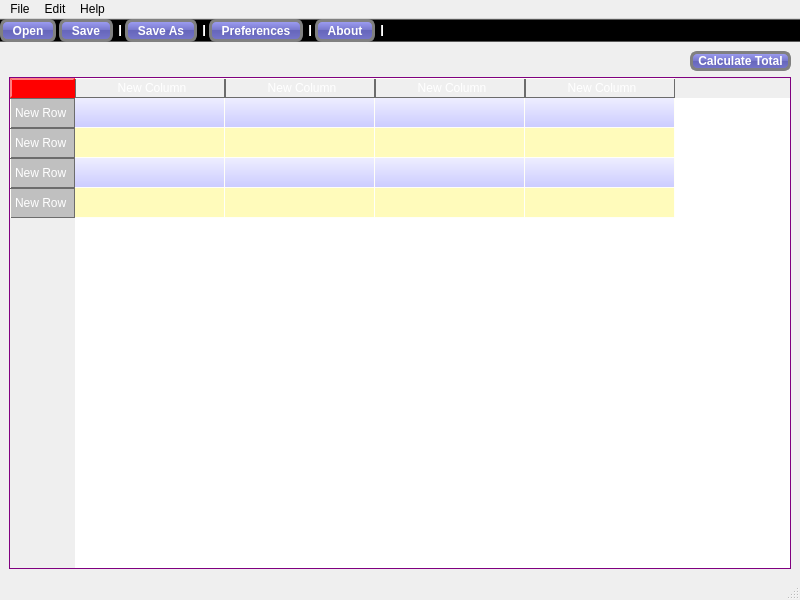
jepierre/python_apps, file PyMonthlyExpense/ui_files/main.ui: the form before one commit.
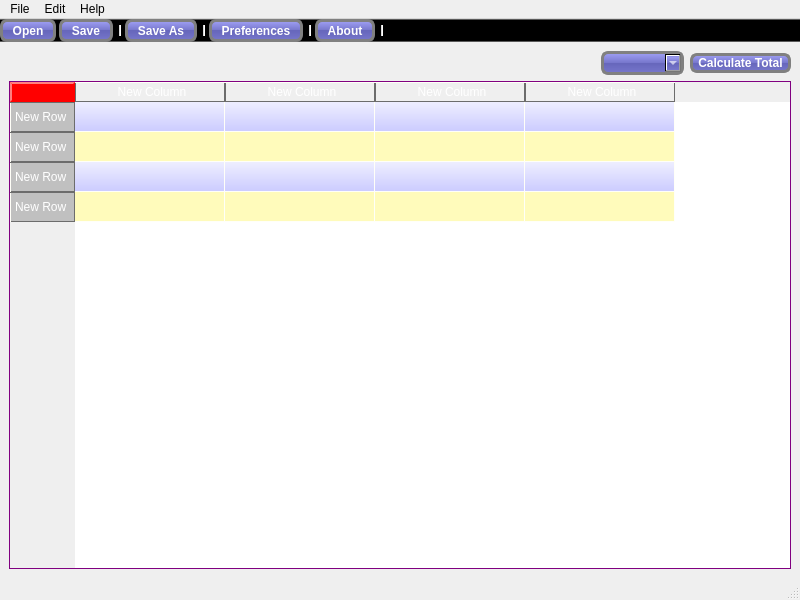
The form after the commit.

```diff
--- a/PyMonthlyExpense/ui_files/main.ui
+++ b/PyMonthlyExpense/ui_files/main.ui
@@ -37,11 +37,17 @@
 {
     background-color: rgb(255, 185, 189);
 }
+QComboBox {
+    border: 1px solid gray;
+    border-radius: 3px;
+    padding: 1px 18px 1px 3px;
+    min-width: 6em;
+}
 
-QPushButton, QToolButton{
+QPushButton, QToolButton, QComboBox{
 	font: 12pt &quot;Rockwell&quot;;font-weight: bold;
-color: white;
- background-color: QLinearGradient( x1: 0, y1: 0, x2: 0, y2: 1, stop: 0 #88d, stop: 0.1 #99e, stop: 0.49 #77c, stop: 0.5 #66b, stop: 1 #77c);
+	color: white;
+ 	background-color: QLinearGradient( x1: 0, y1: 0, x2: 0, y2: 1, stop: 0 #88d, stop: 0.1 #99e, stop: 0.49 #77c, stop: 0.5 #66b, stop: 1 #77c);
 	border: 3px solid gray;
 	border-radius: 7;
  	padding-left: 5px;
@@ -99,6 +105,9 @@
         </property>
        </spacer>
       </item>
+      <item>
+       <widget class="QComboBox" name="cb_year"/>
+      </item>
       <item>
        <widget class="QPushButton" name="btn_calculatetotal">
         <property name="text">
```
